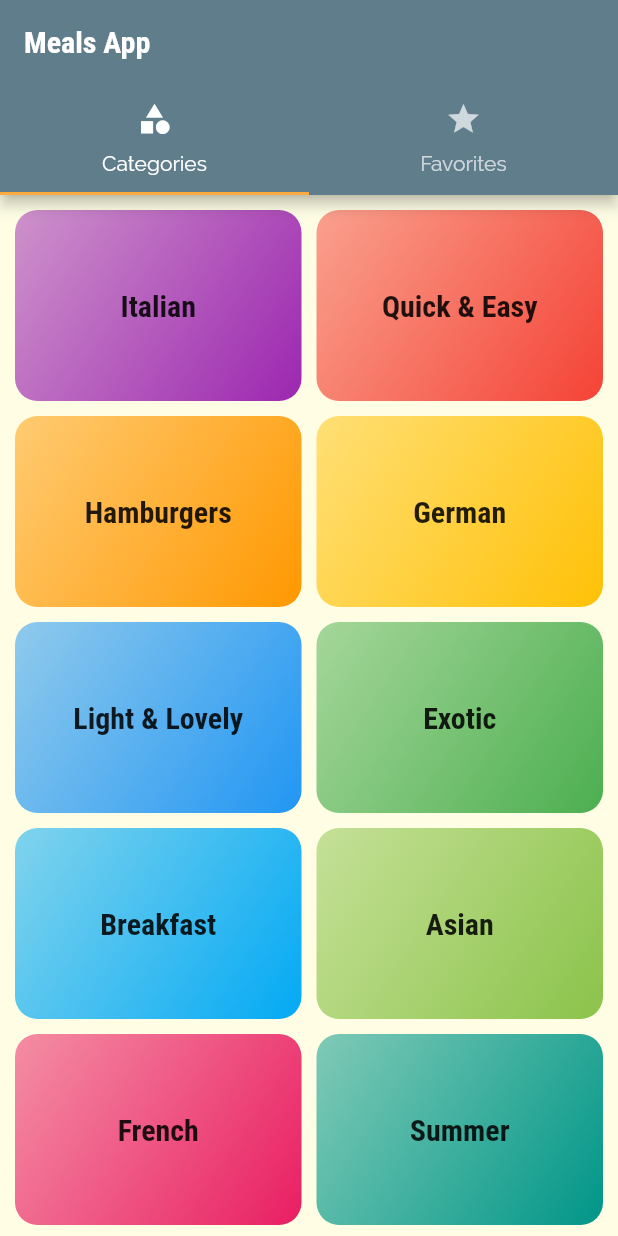
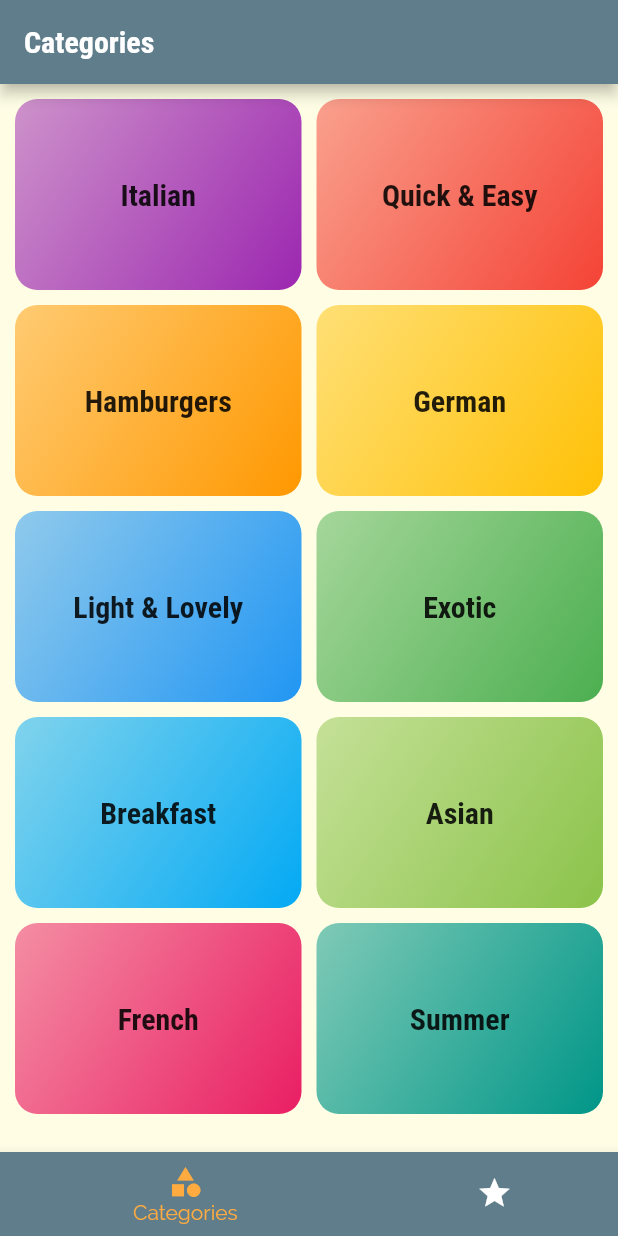
Before and after one commit to kpirabaharan/Flutter, a Flutter app: the screen it shows after launch, on a phone screen of 412 x 824 dp. Run offline on Flutter 3.47's test engine with Material 2 defaults, Android fonts, the phone set to English and light mode, and no system bars; Roboto replaces fonts that are missing (RobotoCondensed).

Commit message:
Section 7: Changed TabBar to a BottomNavigationBar
Signed-off-by: Keeshigan Pirabaharan <kpirabaharan3@gmail.com>

```diff
--- a/section_7_meals_app/lib/screens/tabs_screen.dart
+++ b/section_7_meals_app/lib/screens/tabs_screen.dart
@@ -10,27 +10,51 @@ class TabsScreen extends StatefulWidget {
 }
 
 class _TabsScreenState extends State<TabsScreen> {
+  final List<Map<String, dynamic>> _pages = [
+    {
+      'page': CategoriesScreen(),
+      'title': 'Categories',
+    },
+    {
+      'page': FavoritesScreen(),
+      'title': 'Favorites',
+    }
+  ];
+  int _selectedPageIndex = 0;
+
+  void _selectPage(int index) {
+    setState(() {
+      _selectedPageIndex = index;
+    });
+  }
+
   @override
   Widget build(BuildContext context) {
-    return DefaultTabController(
-      length: 2,
-      child: Scaffold(
-          appBar: AppBar(
-            title: Text('Meals App'),
-            bottom: TabBar(tabs: [
-              Tab(
-                icon: Icon(Icons.category),
-                text: 'Categories',
-              ),
-              Tab(
-                icon: Icon(Icons.star),
-                text: 'Favorites',
-              )
-            ]),
+    return Scaffold(
+      appBar: AppBar(
+        title: Text(_pages[_selectedPageIndex]['title']),
+      ),
+      body: _pages[_selectedPageIndex]['page'],
+      bottomNavigationBar: BottomNavigationBar(
+        onTap: _selectPage,
+        unselectedItemColor: Colors.white,
+        selectedItemColor: Theme.of(context).colorScheme.secondary,
+        currentIndex: _selectedPageIndex,
+        type: BottomNavigationBarType.shifting,
+        backgroundColor: Theme.of(context).colorScheme.primary,
+        items: [
+          BottomNavigationBarItem(
+            backgroundColor: Theme.of(context).colorScheme.primary,
+            icon: Icon(Icons.category),
+            label: 'Categories',
           ),
-          body: TabBarView(
-            children: [CategoriesScreen(), FavoritesScreen()],
-          )),
+          BottomNavigationBarItem(
+            backgroundColor: Theme.of(context).colorScheme.primary,
+            icon: Icon(Icons.star),
+            label: 'Favorites',
+          ),
+        ],
+      ),
     );
   }
 }
```
